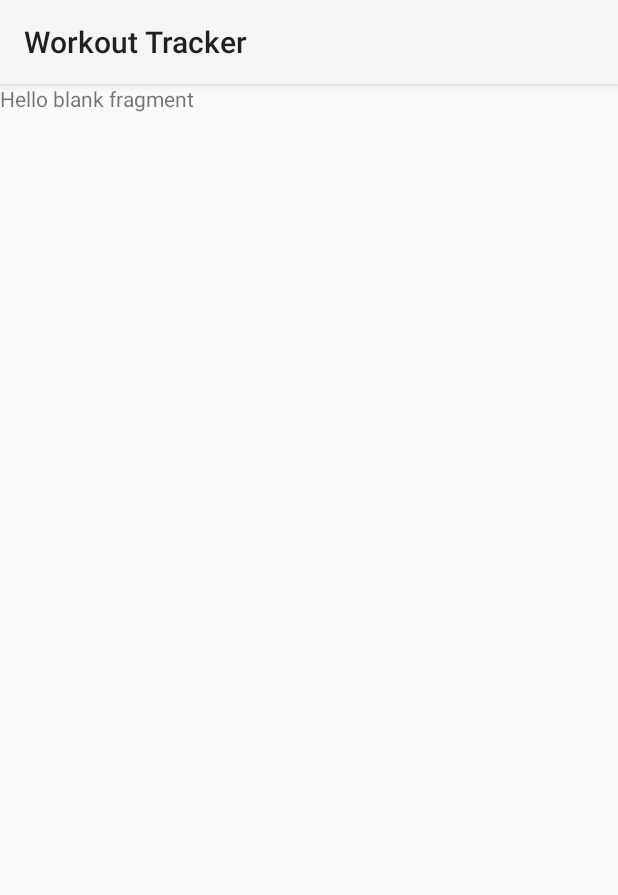
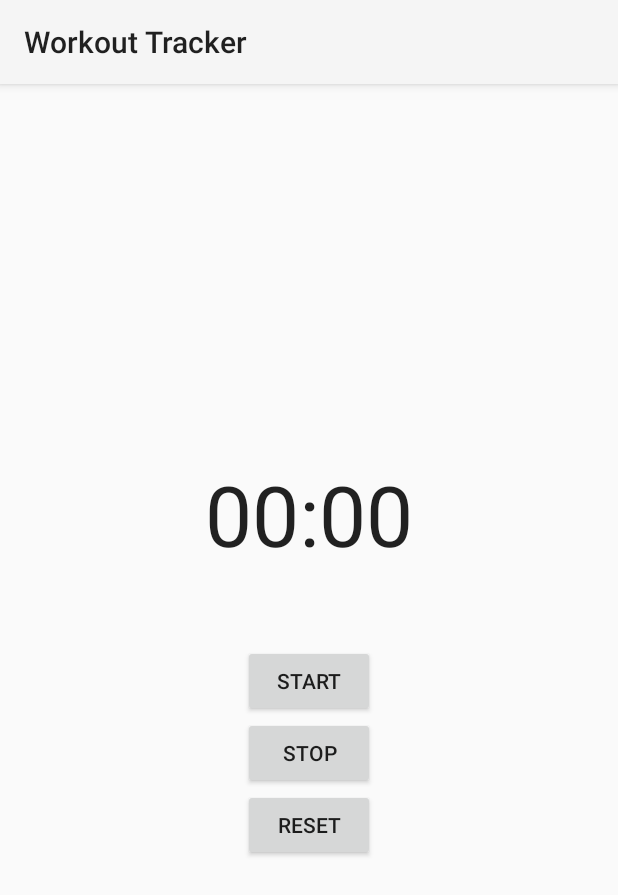
Before and after one commit to jnmayo23/WorkoutTracker, an Android app: the fragment StopwatchFragment shown on its own in the app's theme, on a phone screen of 412 x 824 dp. Shown: the top 895 px of the screen. Run offline under Robolectric (Android 15) with nearby library versions, the phone set to English and light mode, and no system bars.

Commit message:
Stopwatch

```diff
--- a/app/build.gradle
+++ b/app/build.gradle
@@ -33,6 +33,9 @@ android {
     kotlinOptions {
         jvmTarget = '1.8'
     }
+    buildFeatures {
+        viewBinding = true
+    }
 }
 
 dependencies {
--- a/app/src/main/java/edu/quinnipiac/workouttracker/StopwatchFragment.kt
+++ b/app/src/main/java/edu/quinnipiac/workouttracker/StopwatchFragment.kt
@@ -1,19 +1,101 @@
 package edu.quinnipiac.workouttracker
 
 import android.os.Bundle
+import android.os.SystemClock
 import androidx.fragment.app.Fragment
 import android.view.LayoutInflater
 import android.view.View
 import android.view.ViewGroup
 
+import edu.quinnipiac.workouttracker.databinding.FragmentStopwatchBinding
+
 
 class StopwatchFragment : Fragment() {
 
-    override fun onCreateView(
-        inflater: LayoutInflater, container: ViewGroup?,
-        savedInstanceState: Bundle?
-    ): View? {
-        return inflater.inflate(R.layout.fragment_stopwatch, container, false)
+    private lateinit var binding: FragmentStopwatchBinding
+    var running = false // Is the chronometer running?
+    var offset: Long = 0 // The base offset for the chronometer
+
+    // Add key Strings for use with the Bundle
+    val OFFSET_KEY = "offset"
+    val RUNNING_KEY = "running"
+    val BASE_KEY = "base"
+
+    override fun onCreateView(inflater: LayoutInflater, container: ViewGroup?, savedInstanceState: Bundle?): View? {
+
+        binding = FragmentStopwatchBinding.inflate(inflater, container, false)
+        val view = binding.root
+
+        // Restore the previous state
+        if (savedInstanceState != null) {
+            offset = savedInstanceState.getLong(OFFSET_KEY)
+            running = savedInstanceState.getBoolean(RUNNING_KEY)
+            if (running) {
+                binding.stopwatch.base = savedInstanceState.getLong(BASE_KEY)
+                binding.stopwatch.start()
+            } else setBaseTime()
+        }
+
+        // The start button starts the stopwatch if it's not running
+        binding.startButton.setOnClickListener {
+            if (!running) {
+                setBaseTime()
+                binding.stopwatch.start()
+                running = true
+            }
+        }
+
+        // The pause button pauses the stopwatch
+        binding.pauseButton.setOnClickListener {
+            if (running) {
+                saveOffset()
+                binding.stopwatch.stop()
+                running = false
+            }
+        }
+
+        // The reset button sets the offset and stopwatch to 0
+        binding.resetButton.setOnClickListener {
+            offset = 0
+            setBaseTime()
+        }
+
+        return view
     }
 
+    override fun onPause() {
+        super.onPause()
+        if (running) {
+            saveOffset()
+            binding.stopwatch.stop()
+        }
+    }
+
+    override fun onResume() {
+        super.onResume()
+        if (running) {
+            setBaseTime()
+            binding.stopwatch.start()
+            offset = 0
+        }
+    }
+
+    override fun onSaveInstanceState(savedInstanceState: Bundle) {
+        savedInstanceState.putLong(OFFSET_KEY, offset)
+        savedInstanceState.putBoolean(RUNNING_KEY, running)
+        savedInstanceState.putLong(BASE_KEY, binding.stopwatch.base)
+        super.onSaveInstanceState(savedInstanceState)
+    }
+
+    // Update the stopwatch.base time, allowing for any offset
+    fun setBaseTime() {
+        binding.stopwatch.base = SystemClock.elapsedRealtime() - offset
+    }
+
+    // Record the offset
+    fun saveOffset() {
+        offset = SystemClock.elapsedRealtime() - binding.stopwatch.base
+    }
+
+
 }
--- a/app/src/main/res/layout/fragment_stopwatch.xml
+++ b/app/src/main/res/layout/fragment_stopwatch.xml
@@ -1,14 +1,35 @@
 <?xml version="1.0" encoding="utf-8"?>
-<FrameLayout xmlns:android="http://schemas.android.com/apk/res/android"
+<LinearLayout
+    xmlns:android="http://schemas.android.com/apk/res/android"
     xmlns:tools="http://schemas.android.com/tools"
     android:layout_width="match_parent"
     android:layout_height="match_parent"
+    android:orientation="vertical"
+    android:gravity="center"
     tools:context=".StopwatchFragment">
 
-    <!-- TODO: Update blank fragment layout -->
-    <TextView
-        android:layout_width="match_parent"
-        android:layout_height="match_parent"
-        android:text="@string/hello_blank_fragment" />
+    <Chronometer
+        android:id="@+id/stopwatch"
+        android:layout_width="wrap_content"
+        android:layout_height="wrap_content"
+        android:layout_marginBottom="50dp"
+        android:textSize="56sp" />
 
-</FrameLayout>
+    <Button
+        android:id="@+id/start_button"
+        android:layout_width="wrap_content"
+        android:layout_height="wrap_content"
+        android:text="Start" />
+
+    <Button
+        android:id="@+id/pause_button"
+        android:layout_width="wrap_content"
+        android:layout_height="wrap_content"
+        android:text="Stop" />
+
+    <Button
+        android:id="@+id/reset_button"
+        android:layout_width="wrap_content"
+        android:layout_height="wrap_content"
+        android:text="Reset" />
+</LinearLayout>
```
